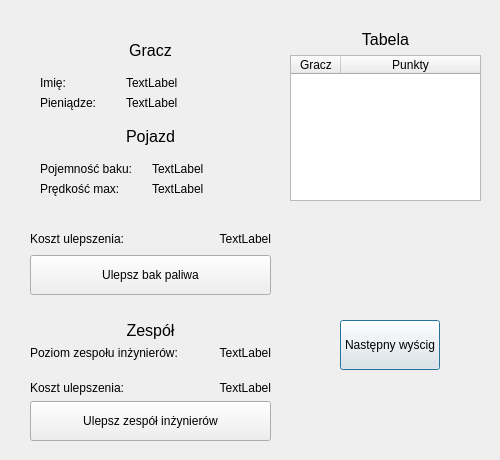
The window that dialog.ui (Patryk-Chodakowski/Race_manager) describes before a commit, drawn with Qt 5.
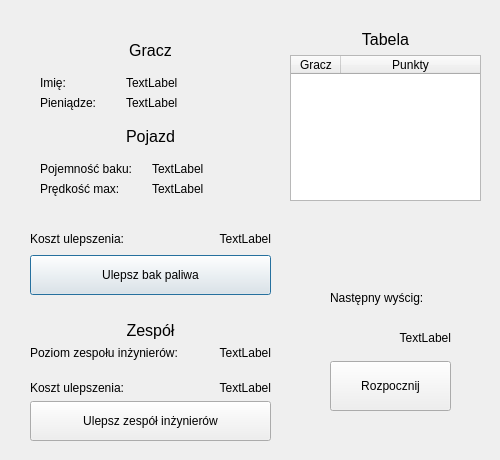
The same window after the commit.

```diff
--- a/dialog.ui
+++ b/dialog.ui
@@ -157,40 +157,6 @@
     </item>
    </layout>
   </widget>
-  <widget class="QPushButton" name="pushButton_race">
-   <property name="geometry">
-    <rect>
-     <x>340</x>
-     <y>320</y>
-     <width>100</width>
-     <height>50</height>
-    </rect>
-   </property>
-   <property name="sizePolicy">
-    <sizepolicy hsizetype="Preferred" vsizetype="Preferred">
-     <horstretch>0</horstretch>
-     <verstretch>0</verstretch>
-    </sizepolicy>
-   </property>
-   <property name="minimumSize">
-    <size>
-     <width>50</width>
-     <height>50</height>
-    </size>
-   </property>
-   <property name="maximumSize">
-    <size>
-     <width>100</width>
-     <height>50</height>
-    </size>
-   </property>
-   <property name="text">
-    <string>Następny wyścig</string>
-   </property>
-   <property name="checkable">
-    <bool>true</bool>
-   </property>
-  </widget>
   <widget class="QWidget" name="verticalLayoutWidget_6">
    <property name="geometry">
     <rect>
@@ -498,6 +464,63 @@
     </item>
    </layout>
   </widget>
+  <widget class="QWidget" name="">
+   <property name="geometry">
+    <rect>
+     <x>330</x>
+     <y>280</y>
+     <width>121</width>
+     <height>131</height>
+    </rect>
+   </property>
+   <layout class="QVBoxLayout" name="verticalLayout_7">
+    <item>
+     <widget class="QLabel" name="label_6">
+      <property name="text">
+       <string>Następny wyścig:</string>
+      </property>
+     </widget>
+    </item>
+    <item>
+     <widget class="QLabel" name="race">
+      <property name="text">
+       <string>TextLabel</string>
+      </property>
+      <property name="alignment">
+       <set>Qt::AlignRight|Qt::AlignTrailing|Qt::AlignVCenter</set>
+      </property>
+     </widget>
+    </item>
+    <item>
+     <widget class="QPushButton" name="pushButton_race">
+      <property name="sizePolicy">
+       <sizepolicy hsizetype="Preferred" vsizetype="Preferred">
+        <horstretch>0</horstretch>
+        <verstretch>0</verstretch>
+       </sizepolicy>
+      </property>
+      <property name="minimumSize">
+       <size>
+        <width>50</width>
+        <height>50</height>
+       </size>
+      </property>
+      <property name="maximumSize">
+       <size>
+        <width>200</width>
+        <height>50</height>
+       </size>
+      </property>
+      <property name="text">
+       <string>Rozpocznij</string>
+      </property>
+      <property name="checkable">
+       <bool>true</bool>
+      </property>
+     </widget>
+    </item>
+   </layout>
+  </widget>
  </widget>
  <resources/>
  <connections/>
```
